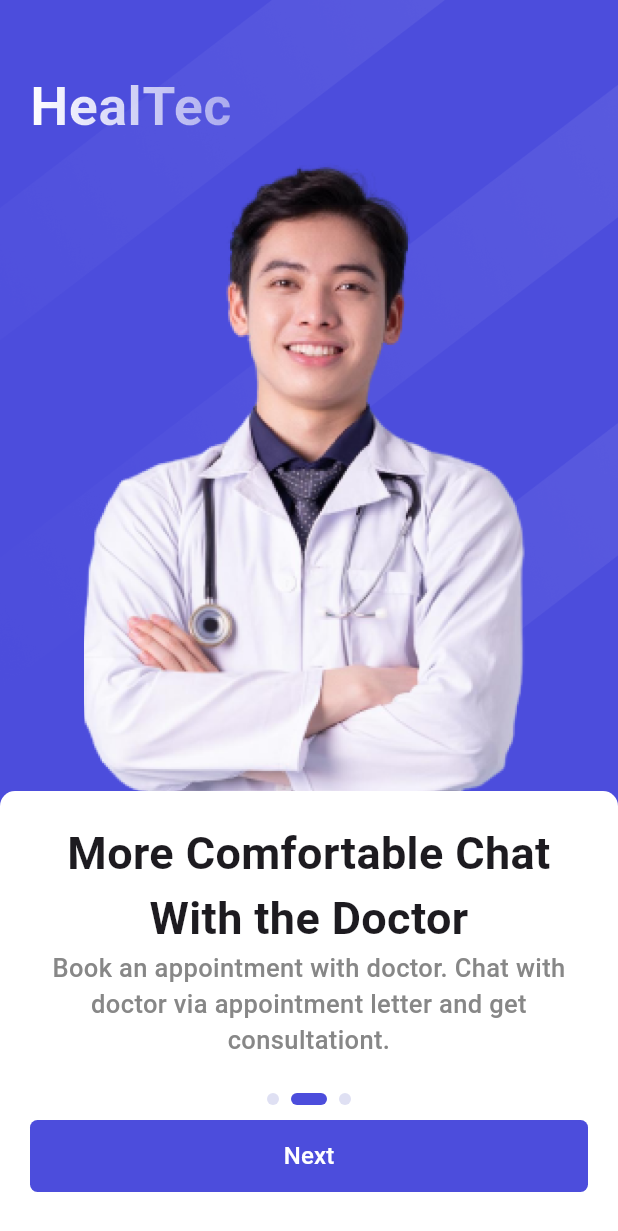
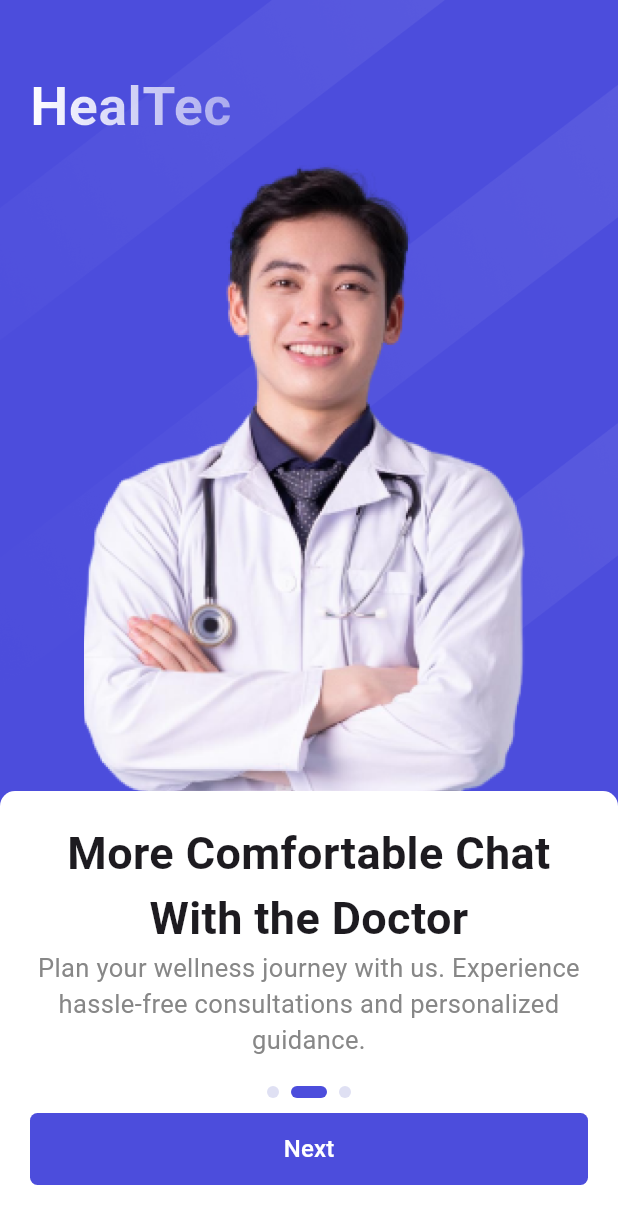
Before and after one commit to Dapo-dan/getx_demo, a Flutter app: the screen it shows after launch, after a tap on "Next", on a phone screen of 412 x 824 dp. Shown: the top 1231 px of the screen. Run offline on Flutter 3.47's test engine with Material 3 defaults, Android fonts, the phone set to English and light mode, and no system bars; drawn by our look-alikes of animated_text_kit; our stand-ins replace get.

Commit message:
feat: fixed onboarding page

```diff
--- a/lib/views/screens/intro/onboarding_page.dart
+++ b/lib/views/screens/intro/onboarding_page.dart
@@ -1,3 +1,4 @@
+import 'package:animated_text_kit/animated_text_kit.dart';
 import 'package:flutter/material.dart';
 import 'package:get/get.dart';
 import 'package:getxdemo/shared/helpers/ui_helpers.dart';
@@ -19,9 +20,9 @@ class _OnboardingPageState extends State<OnboardingPage> {
   int _currentPage = 0;
 
   List<String> pageTexts = [
-    'Book an appointment with doctor. Chat with doctor via appointment letter and get consultationt.',
-    'Book an appointment with doctor. Chat with doctor via appointment letter and get consultationt.',
-    'Book an appointment with doctor. Chat with doctor via appointment letter and get consultationt.',
+    'Book an appointment with doctor. Chat with doctor via appointment letter and get consultation.',
+    'Plan your wellness journey with us. Experience hassle-free consultations and personalized guidance.',
+    'Unlock access to premium healthcare. Seamlessly connect with our team for top-notch medical advice and support.',
   ];
 
   @override
@@ -94,8 +95,15 @@ class _OnboardingPageState extends State<OnboardingPage> {
               child: Column(
                 crossAxisAlignment: CrossAxisAlignment.center,
                 children: [
+                  Text(
+                    'More Comfortable Chat With the Doctor',
+                    style: TextStyles.bold.copyWith(
+                      fontSize: 30,
+                    ),
+                    textAlign: TextAlign.center,
+                  ),
                   SizedBox(
-                    height: screenHeight(context) * 0.22,
+                    height: screenHeight(context) * 0.11,
                     child: PageView.builder(
                       controller: _pageController,
                       itemCount: pageTexts.length,
@@ -108,20 +116,21 @@ class _OnboardingPageState extends State<OnboardingPage> {
                         return Column(
                           crossAxisAlignment: CrossAxisAlignment.center,
                           children: [
-                            Text(
-                              'More Comfortable Chat With the Doctor',
-                              style: TextStyles.bold.copyWith(
-                                fontSize: 30,
-                              ),
-                              textAlign: TextAlign.center,
-                            ),
-                            Text(
-                              pageTexts[index],
-                              style: TextStyles.medium.copyWith(
-                                fontSize: 17,
-                                color: AppColors.text,
-                              ),
-                              textAlign: TextAlign.center,
+                            AnimatedTextKit(
+                              animatedTexts: [
+                                TypewriterAnimatedText(
+                                  pageTexts[index],
+                                  textStyle: const TextStyle(
+                                    fontSize: 17.0,
+                                    color: AppColors.text,
+                                  ),
+                                  speed: const Duration(milliseconds: 50),
+                                  textAlign: TextAlign.center,
+                                ),
+                              ],
+                              repeatForever: false,
+                              totalRepeatCount: 1,
+                              pause: const Duration(milliseconds: 20),
                             ),
                           ],
                         );
--- a/pubspec.yaml
+++ b/pubspec.yaml
@@ -13,6 +13,7 @@ dependencies:
 
   cupertino_icons: ^1.0.2
   get: ^4.6.6
+  animated_text_kit: ^4.2.2
 
 dev_dependencies:
   flutter_test:
```
Also changed, not shown: pubspec.lock.
